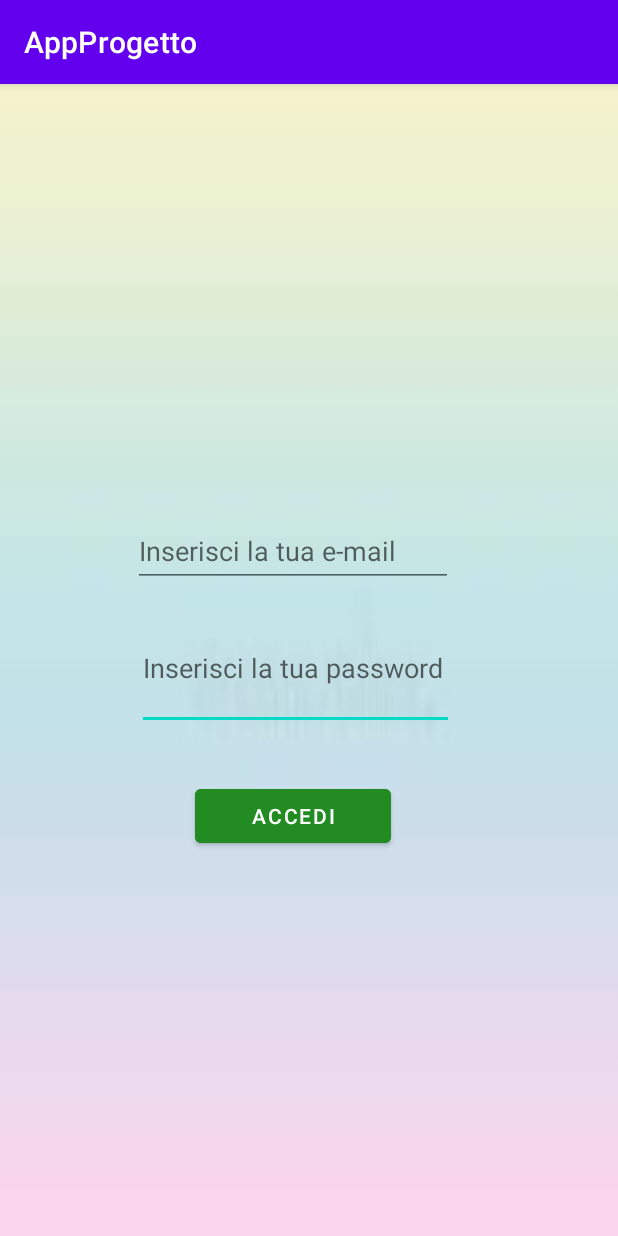
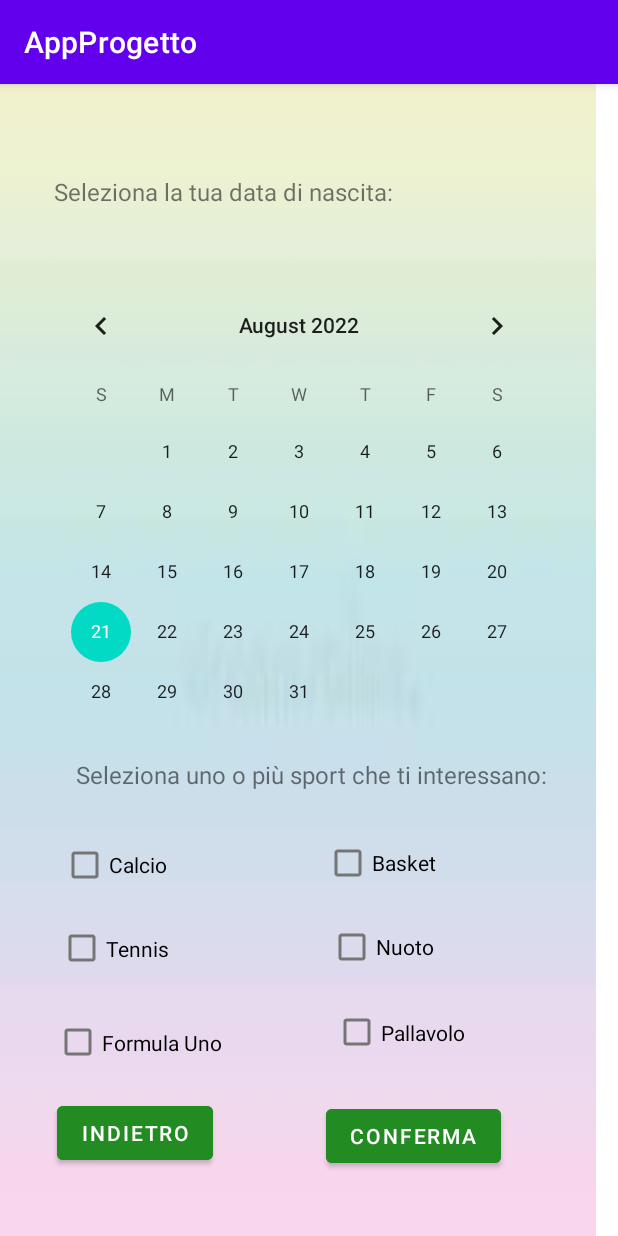
Before and after one commit to IsabellaMarini/AppProgetto2, an Android app: the Registrati2 screen opened directly, with no data from a screen before it, on a phone screen of 412 x 824 dp. Run offline under Robolectric (Android 15) with nearby library versions, the phone set to English and light mode, and no system bars.

Commit message:
Registrazione completa

```diff
--- a/app/src/main/java/com/example/appprogetto/Registrati2.kt
+++ b/app/src/main/java/com/example/appprogetto/Registrati2.kt
@@ -2,12 +2,18 @@ package com.example.appprogetto
 
 import android.content.Intent
 import android.os.Bundle
+import android.widget.Button
 import androidx.appcompat.app.AppCompatActivity
 
 class Registrati2 : AppCompatActivity() {
     override fun onCreate(savedInstanceState: Bundle?) {
         super.onCreate(savedInstanceState)
-        setContentView(R.layout.pagina_accesso)
+        setContentView(R.layout.pagina2_registrati)
         val intent: Intent = getIntent()
+        var indietro = findViewById<Button>(R.id.indietro)
+        indietro.setOnClickListener() {
+            val intent = Intent(this, paginaRegistrati::class.java)
+            startActivity(intent)
+        }
     }
 }
--- a/app/src/main/java/com/example/appprogetto/paginaAccesso.kt
+++ b/app/src/main/java/com/example/appprogetto/paginaAccesso.kt
@@ -2,6 +2,7 @@ package com.example.appprogetto
 
 import android.content.Intent
 import android.os.Bundle
+import android.widget.Button
 import androidx.appcompat.app.AppCompatActivity
 
 class paginaAccesso : AppCompatActivity() {
@@ -9,6 +10,12 @@ class paginaAccesso : AppCompatActivity() {
         super.onCreate(savedInstanceState)
         setContentView(R.layout.pagina_accesso)
         val intent : Intent = getIntent()
+
+        var indietro= findViewById<Button>(R.id.indietro3)
+        indietro.setOnClickListener() {
+            val intent = Intent(this, MainActivity::class.java)
+            startActivity(intent)
+        }
     }
 
 
--- a/app/src/main/java/com/example/appprogetto/paginaRegistrati.kt
+++ b/app/src/main/java/com/example/appprogetto/paginaRegistrati.kt
@@ -15,6 +15,11 @@ class paginaRegistrati : AppCompatActivity() {
                 val intent = Intent(this, Registrati2::class.java)
                 startActivity(intent)
             }
+        var indietro=findViewById<Button>(R.id.indietro2)
+            indietro.setOnClickListener() {
+                val intent = Intent(this, MainActivity::class.java)
+                startActivity(intent)
+            }
     }
 
 
--- a/app/src/main/res/layout/activity_main.xml
+++ b/app/src/main/res/layout/activity_main.xml
@@ -23,7 +23,7 @@
 
         <Button
             android:id="@+id/Accedi"
-            android:layout_width="121dp"
+            android:layout_width="139dp"
             android:layout_height="wrap_content"
             android:layout_alignParentStart="true"
             android:layout_alignParentTop="true"
@@ -31,7 +31,7 @@
             android:layout_alignParentBottom="true"
             android:layout_marginStart="150dp"
             android:layout_marginTop="210dp"
-            android:layout_marginEnd="138dp"
+            android:layout_marginEnd="120dp"
             android:layout_marginBottom="461dp"
             android:backgroundTint="@color/verde"
             android:text="Accedi"
@@ -40,13 +40,13 @@
 
         <Button
             android:id="@+id/Registrati"
-            android:layout_width="wrap_content"
+            android:layout_width="143dp"
             android:layout_height="wrap_content"
             android:layout_alignBottom="@+id/Accedi"
             android:layout_alignParentTop="true"
             android:layout_alignParentEnd="true"
-            android:layout_marginTop="435dp"
-            android:layout_marginEnd="141dp"
+            android:layout_marginTop="420dp"
+            android:layout_marginEnd="120dp"
             android:layout_marginBottom="-217dp"
             android:backgroundTint="@color/verde"
             android:text="Registrati" />
--- a/app/src/main/res/layout/pagina1_registrati.xml
+++ b/app/src/main/res/layout/pagina1_registrati.xml
@@ -110,5 +110,16 @@
             android:text="Avanti >"
             android:textColor="@color/white" />
 
+        <Button
+            android:id="@+id/indietro2"
+            android:layout_width="130dp"
+            android:layout_height="wrap_content"
+            android:layout_alignEnd="@+id/avanti"
+            android:layout_alignParentBottom="true"
+            android:layout_marginEnd="214dp"
+            android:layout_marginBottom="118dp"
+            android:backgroundTint="@color/verde"
+            android:text="Indietro" />
+
     </RelativeLayout>
 </androidx.constraintlayout.widget.ConstraintLayout>
--- /dev/null
+++ b/app/src/main/res/layout/pagina2_registrati.xml
@@ -0,0 +1,144 @@
+<?xml version="1.0" encoding="utf-8"?>
+<androidx.constraintlayout.widget.ConstraintLayout xmlns:android="http://schemas.android.com/apk/res/android"
+    xmlns:app="http://schemas.android.com/apk/res-auto"
+    xmlns:tools="http://schemas.android.com/tools"
+    android:layout_width="match_parent"
+    android:layout_height="match_parent">
+
+    <RelativeLayout
+        android:layout_width="397dp"
+        android:layout_height="790dp"
+        android:background="@drawable/sfondo2"
+        android:clickable="true"
+        app:layout_constraintBottom_toBottomOf="parent"
+        tools:layout_editor_absoluteX="-2dp">
+
+        <CalendarView
+            android:id="@+id/calendarView2"
+            android:layout_width="wrap_content"
+            android:layout_height="304dp"
+            android:layout_alignParentEnd="true"
+            android:layout_alignParentBottom="true"
+            android:layout_marginEnd="24dp"
+            android:layout_marginBottom="337dp" />
+
+        <TextView
+            android:id="@+id/Data_nascita"
+            android:layout_width="344dp"
+            android:layout_height="39dp"
+            android:layout_above="@+id/calendarView2"
+            android:layout_alignParentEnd="true"
+            android:layout_marginEnd="17dp"
+            android:layout_marginBottom="27dp"
+            android:text="@string/Data"
+            android:textSize="16sp" />
+
+        <CheckBox
+            android:id="@+id/checkBox"
+            android:layout_width="119dp"
+            android:layout_height="61dp"
+            android:layout_alignParentEnd="true"
+            android:layout_alignParentBottom="true"
+            android:layout_marginEnd="237dp"
+            android:layout_marginBottom="217dp"
+            android:text="Calcio" />
+
+        <CheckBox
+            android:id="@+id/checkBox4"
+            android:layout_width="124dp"
+            android:layout_height="wrap_content"
+            android:layout_alignStart="@+id/checkBox"
+            android:layout_alignParentEnd="true"
+            android:layout_alignParentBottom="true"
+            android:layout_marginStart="175dp"
+            android:layout_marginEnd="40dp"
+            android:layout_marginBottom="225dp"
+            android:text="Basket" />
+
+        <CheckBox
+            android:id="@+id/checkBox5"
+            android:layout_width="109dp"
+            android:layout_height="56dp"
+            android:layout_alignTop="@+id/checkBox"
+            android:layout_alignParentEnd="true"
+            android:layout_alignParentBottom="true"
+            android:layout_marginTop="68dp"
+            android:layout_marginEnd="249dp"
+            android:layout_marginBottom="174dp"
+            android:text="Tennis" />
+
+        <CheckBox
+            android:id="@+id/checkBox6"
+            android:layout_width="98dp"
+            android:layout_height="60dp"
+            android:layout_alignStart="@+id/checkBox5"
+            android:layout_alignTop="@+id/checkBox4"
+            android:layout_alignParentEnd="true"
+            android:layout_alignParentBottom="true"
+            android:layout_marginStart="180dp"
+            android:layout_marginTop="60dp"
+            android:layout_marginEnd="75dp"
+            android:layout_marginBottom="173dp"
+            android:text="Nuoto" />
+
+        <CheckBox
+            android:id="@+id/checkBox7"
+            android:layout_width="142dp"
+            android:layout_height="41dp"
+            android:layout_alignTop="@+id/checkBox5"
+            android:layout_alignParentEnd="true"
+            android:layout_alignParentBottom="true"
+            android:layout_marginTop="53dp"
+            android:layout_marginEnd="219dp"
+            android:layout_marginBottom="102dp"
+            android:text="Formula Uno" />
+
+        <CheckBox
+            android:id="@+id/checkBox9"
+            android:layout_width="114dp"
+            android:layout_height="57dp"
+            android:layout_alignStart="@+id/checkBox7"
+            android:layout_alignTop="@+id/checkBox6"
+            android:layout_alignParentEnd="true"
+            android:layout_alignParentBottom="true"
+            android:layout_marginStart="186dp"
+            android:layout_marginTop="46dp"
+            android:layout_marginEnd="57dp"
+            android:layout_marginBottom="105dp"
+            android:text="Pallavolo" />
+
+        <TextView
+            android:id="@+id/sport"
+            android:layout_width="321dp"
+            android:layout_height="35dp"
+            android:layout_alignParentEnd="true"
+            android:layout_alignParentBottom="true"
+            android:layout_marginEnd="25dp"
+            android:layout_marginBottom="284dp"
+            android:text="@string/Sport"
+            android:textSize="16sp" />
+
+        <Button
+            android:id="@+id/registrazione"
+            android:layout_width="wrap_content"
+            android:layout_height="wrap_content"
+            android:layout_alignParentEnd="true"
+            android:layout_alignParentBottom="true"
+            android:layout_marginEnd="63dp"
+            android:layout_marginBottom="43dp"
+            android:backgroundTint="@color/verde"
+            android:text="Conferma" />
+
+        <Button
+            android:id="@+id/indietro"
+            android:layout_width="wrap_content"
+            android:layout_height="wrap_content"
+            android:layout_alignEnd="@+id/registrazione"
+            android:layout_alignParentBottom="true"
+            android:layout_marginEnd="192dp"
+            android:layout_marginBottom="45dp"
+            android:backgroundTint="@color/verde"
+            android:text="Indietro" />
+
+    </RelativeLayout>
+</androidx.constraintlayout.widget.ConstraintLayout>
--- a/app/src/main/res/layout/pagina_accesso.xml
+++ b/app/src/main/res/layout/pagina_accesso.xml
@@ -15,15 +15,15 @@
         <EditText
             android:id="@+id/Password"
             android:layout_width="wrap_content"
-            android:layout_height="wrap_content"
+            android:layout_height="70dp"
             android:layout_alignParentStart="true"
             android:layout_alignParentTop="true"
             android:layout_alignParentEnd="true"
             android:layout_alignParentBottom="true"
             android:layout_marginStart="91dp"
-            android:layout_marginTop="348dp"
-            android:layout_marginEnd="109dp"
-            android:layout_marginBottom="337dp"
+            android:layout_marginTop="312dp"
+            android:layout_marginEnd="85dp"
+            android:layout_marginBottom="349dp"
             android:ems="10"
             android:hint="@string/password"
             android:inputType="textPassword"
@@ -36,8 +36,8 @@
             android:layout_height="wrap_content"
             android:layout_alignBottom="@+id/Password"
             android:layout_alignParentEnd="true"
-            android:layout_marginEnd="110dp"
-            android:layout_marginBottom="95dp"
+            android:layout_marginEnd="112dp"
+            android:layout_marginBottom="111dp"
             android:ems="10"
             android:hint="@string/email"
             android:inputType="textEmailAddress"
@@ -50,12 +50,25 @@
             android:layout_alignParentStart="true"
             android:layout_alignParentEnd="true"
             android:layout_alignParentBottom="true"
-            android:layout_marginStart="130dp"
-            android:layout_marginEnd="151dp"
+            android:layout_marginStart="227dp"
+            android:layout_marginEnd="53dp"
             android:layout_marginBottom="256dp"
             android:backgroundTint="@color/verde"
             android:text="Accedi" />
 
+        <Button
+            android:id="@+id/indietro3"
+            android:layout_width="196dp"
+            android:layout_height="wrap_content"
+            android:layout_alignParentEnd="true"
+            android:layout_alignParentBottom="true"
+            android:layout_marginStart="-358dp"
+            android:layout_marginEnd="216dp"
+            android:layout_marginBottom="254dp"
+            android:layout_toEndOf="@+id/Accedi2"
+            android:backgroundTint="@color/verde"
+            android:text="indietro" />
+
     </RelativeLayout>
 
 </androidx.constraintlayout.widget.ConstraintLayout>
--- a/app/src/main/res/values/strings.xml
+++ b/app/src/main/res/values/strings.xml
@@ -6,6 +6,7 @@
     <string name="password">Inserisci la tua password</string>
     <string name="email2">Inserisci la tua e-mail</string>
     <string name="username">Scegli il tuo username</string>
-    <string name="Data">Inserisci la tua data di nascita</string>
+    <string name="Data">Seleziona la tua data di nascita:</string>
     <string name="conferma">Conferma la tua password</string>
+    <string name="Sport">Seleziona uno o più sport che ti interessano:</string>
 </resources>
```
